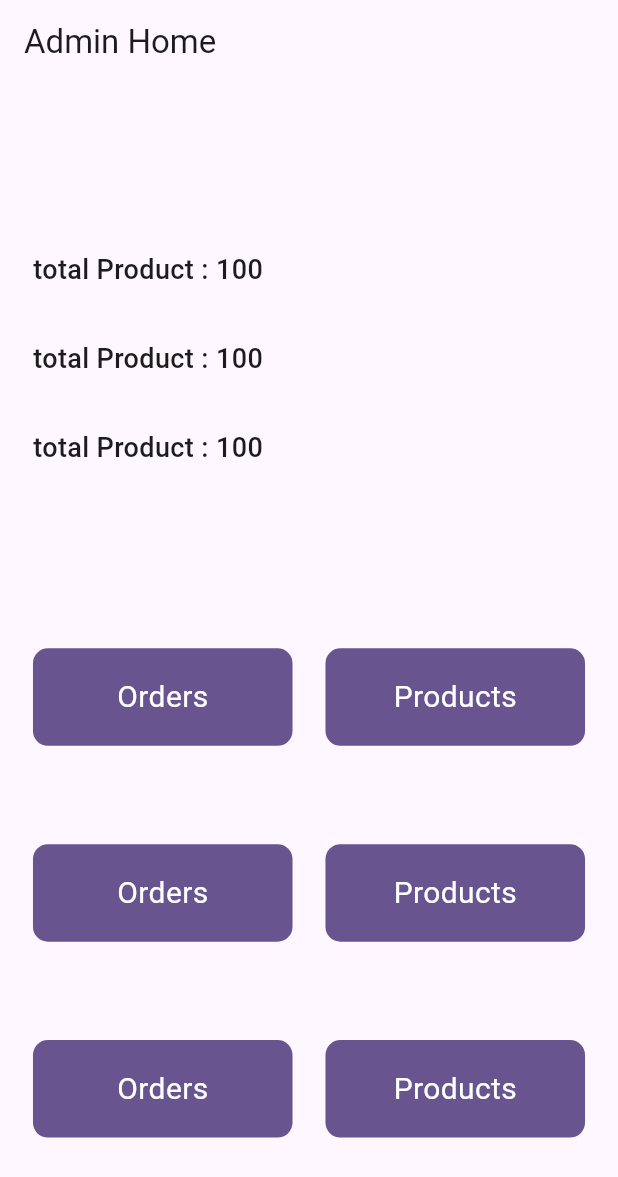
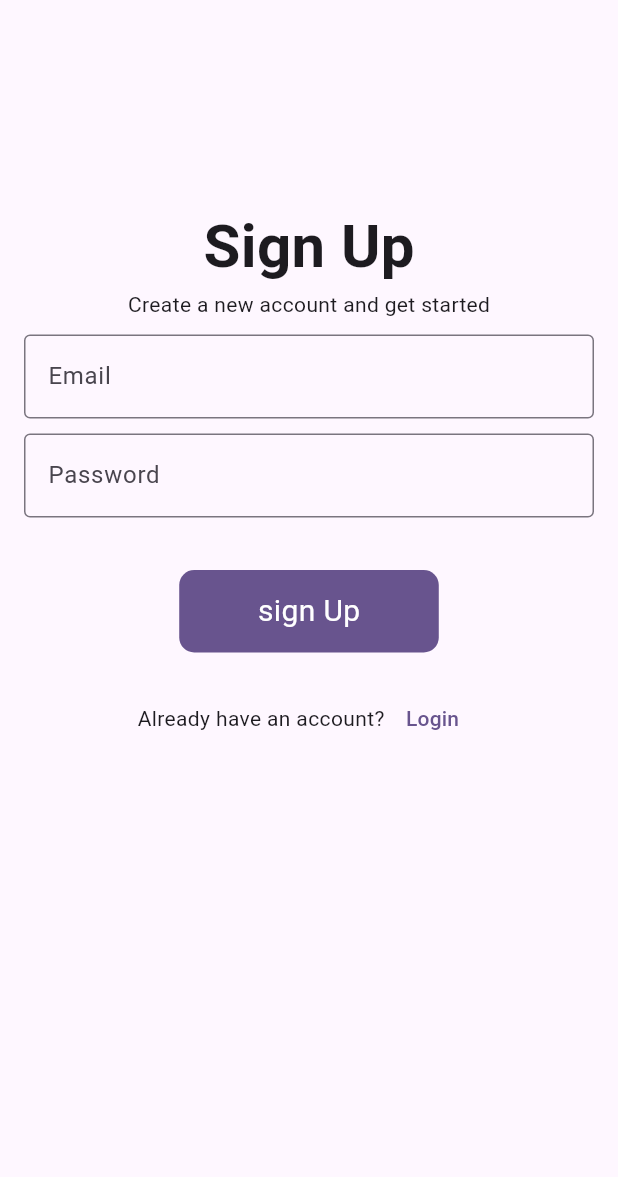
Before and after one commit to Sachinpandit2809/ecommerce_admin_app, a Flutter app: the screen it shows after launch, on a phone screen of 412 x 824 dp. Shown: the top 1177 px of the screen. Run offline on Flutter 3.47's test engine with Material 3 defaults, Android fonts, the phone set to English and light mode, and no system bars; our stand-ins replace firebase_auth, firebase_core; accounts and stored records are empty.

Commit message:
login done

```diff
--- a/lib/containers/home_buttons.dart
+++ b/lib/containers/home_buttons.dart
@@ -15,7 +15,7 @@ class _HomeButtonState extends State<HomeButton> {
     return GestureDetector(
       onTap: widget.onPress,
       child: Container(
-        height: 65,
+        height: 55,
         width: MediaQuery.of(context).size.width * .42,
         decoration: BoxDecoration(
             borderRadius: BorderRadius.circular(10),
--- /dev/null
+++ b/lib/controllers/auth_services.dart
@@ -0,0 +1,46 @@
+import 'package:firebase_auth/firebase_auth.dart';
+
+class AuthServices {
+  // creating new account using eamil  password method
+
+  Future<String> createAccountWithEmail(String email, String password) async {
+    try {
+      await FirebaseAuth.instance
+          .createUserWithEmailAndPassword(email: email, password: password);
+      return "Account Created";
+    } on FirebaseAuthException catch (e) {
+      return e.message.toString();
+    }
+  }
+
+  // login with email    password  method
+  Future<String> loginWithEmail(String email, String password) async {
+    try {
+      await FirebaseAuth.instance
+          .signInWithEmailAndPassword(email: email, password: password);
+      return "Login Succesful";
+    } on FirebaseAuthException catch (e) {
+      return e.message.toString();
+    }
+  }
+
+  // LOG OUT user
+  Future<void> logOut() async {
+    await FirebaseAuth.instance.signOut();
+  }
+
+  // reset password
+  Future<void> resetPassword(String email) async {
+    await FirebaseAuth.instance.sendPasswordResetEmail(email: email);
+  }
+
+  // check whether the user is sign in or not
+  Future<bool> isLoggedIn() async {
+    var currentUser = FirebaseAuth.instance.currentUser;
+    if (currentUser != null) {
+      return true;
+    } else {
+      return false;
+    }
+  }
+}
--- a/lib/main.dart
+++ b/lib/main.dart
@@ -1,7 +1,17 @@
 import 'package:ecommerce_admin_app/views/admin_home.dart';
+import 'package:ecommerce_admin_app/views/login.dart';
+import 'package:ecommerce_admin_app/views/signin.dart';
 import 'package:flutter/material.dart';
+import 'package:firebase_core/firebase_core.dart';
+import 'firebase_options.dart';
 
-void main() {
+// ...
+
+void main() async {
+  WidgetsFlutterBinding.ensureInitialized();
+  await Firebase.initializeApp(
+    options: DefaultFirebaseOptions.currentPlatform,
+  );
   runApp(const MyApp());
 }
 
@@ -19,7 +29,10 @@ class MyApp extends StatelessWidget {
         useMaterial3: true,
       ),
       routes: {
-        '/' : (context) => AdminHome(),
+        '/': (context) => SignIn(),
+        '/adminHome': (context) => AdminHome(),
+        'login': (context) => LoginPage(),
+        'signin': (context) => SignIn(),
       },
     );
   }
--- /dev/null
+++ b/lib/views/signin.dart
@@ -0,0 +1,81 @@
+import 'package:ecommerce_admin_app/containers/home_buttons.dart';
+import 'package:ecommerce_admin_app/views/login.dart';
+import 'package:flutter/material.dart';
+
+class SignIn extends StatefulWidget {
+  const SignIn({super.key});
+
+  @override
+  State<SignIn> createState() => _SignInState();
+}
+
+class _SignInState extends State<SignIn> {
+  final _formKey = GlobalKey<FormState>();
+  TextEditingController emailController = TextEditingController();
+  TextEditingController passwordController = TextEditingController();
+
+  @override
+  Widget build(BuildContext context) {
+    return Scaffold(
+      body: Column(
+        children: [
+          SizedBox(height: 120),
+          Padding(
+            padding: const EdgeInsets.all(16.0),
+            child: Column(
+              crossAxisAlignment: CrossAxisAlignment.center,
+              children: [
+                Text(
+                  "Sign Up",
+                  style: TextStyle(fontSize: 40, fontWeight: FontWeight.w700),
+                ),
+                Text("Create a new account and get started"),
+                SizedBox(height: 10),
+                TextFormField(
+                  validator: (value) => value!.isEmpty ? "Enter Email" : null,
+                  controller: emailController,
+                  decoration: InputDecoration(
+                      border: OutlineInputBorder(), label: Text("Email")),
+                ),
+                SizedBox(height: 10),
+                TextFormField(
+                  validator: (value) => value!.isEmpty || value.length < 6
+                      ? "Enter password"
+                      : null,
+                  controller: emailController,
+                  obscureText: true,
+                  decoration: const InputDecoration(
+                      border: OutlineInputBorder(), label: Text("Password")),
+                ),
+                SizedBox(
+                  height: 5,
+                ),
+                SizedBox(
+                  height: 30,
+                ),
+                HomeButton(name: "sign Up", onPress: () {}),
+                SizedBox(
+                  height: 20,
+                ),
+                Row(
+                  mainAxisAlignment: MainAxisAlignment.center,
+                  children: [
+                    Text("Already have an account?"),
+                    TextButton(
+                        onPressed: () {
+                          Navigator.push(
+                              context,
+                              MaterialPageRoute(
+                                  builder: (context) => LoginPage()));
+                        },
+                        child: Text("Login"))
+                  ],
+                )
+              ],
+            ),
+          )
+        ],
+      ),
+    );
+  }
+}
```
Also changed, not shown: lib/views/login.dart (added, +129 -0 lines), firebase.json (added), lib/firebase_options.dart (added), 3 other files. Lines whose indentation alone changed are shown as unchanged.
